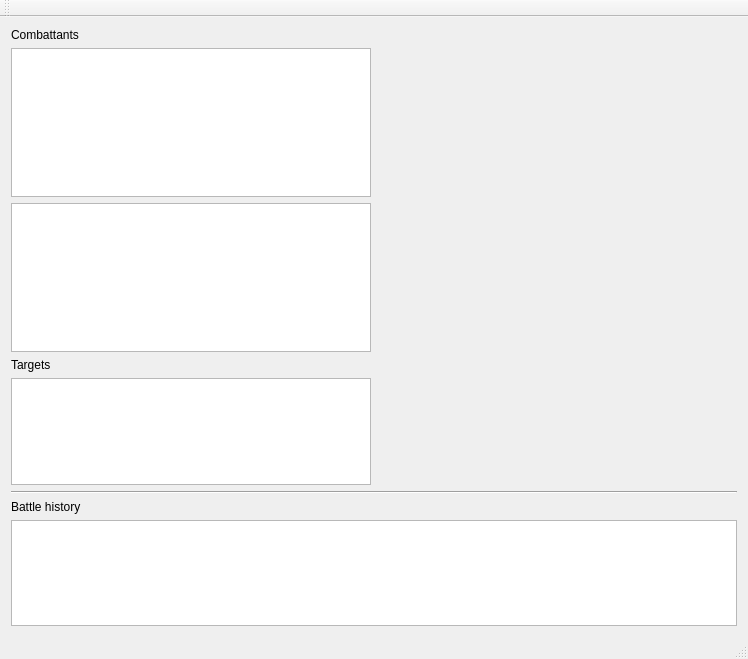
The window that CombattantModelsInModels/cMainWindow.ui (TVPDamienL/CombattantQT) describes before a commit, drawn with Qt 5.
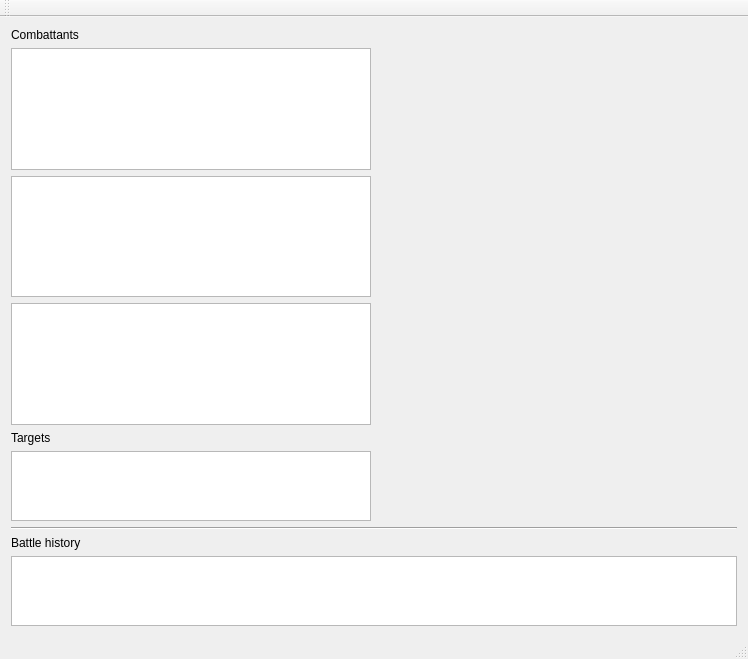
The same window after the commit. Custom widgets are drawn as their Qt base class.

Diff of the .ui file:
```diff
--- a/CombattantModelsInModels/cMainWindow.ui
+++ b/CombattantModelsInModels/cMainWindow.ui
@@ -38,6 +38,9 @@
         <item>
          <widget class="QTreeView" name="treeView"/>
         </item>
+        <item>
+         <widget class="QTreeView" name="treeView_2"/>
+        </item>
        </layout>
       </item>
       <item>
```
